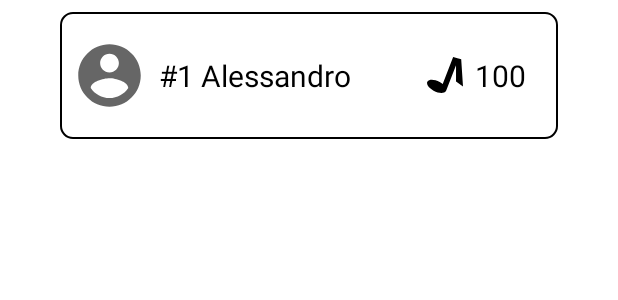
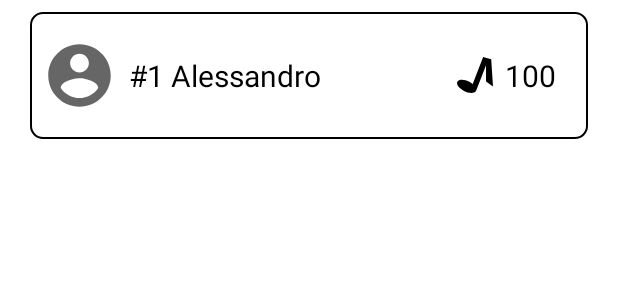
Before and after one commit to aledosreis/TCC-Colcheius, an Android app: the layout item_list_ranking.xml on its own in the app's theme, with its tools: preview values and no code run, on a phone screen of 412 x 824 dp. Shown: the top 300 px of the screen. Run offline under Robolectric (Android 15) with nearby library versions, the phone set to English and light mode, and no system bars.

Commit message:
Encurtando nome na tela de inicio - closes #28

```diff
--- a/app/src/main/java/com/tcc/colcheius/view/LessonsFragment.kt
+++ b/app/src/main/java/com/tcc/colcheius/view/LessonsFragment.kt
@@ -80,7 +80,7 @@ class LessonsFragment : Fragment() {
                 user = snapchot?.toObject(User::class.java)
                 userScore.text = user?.totalScore.toString()
                 userScore.setCompoundDrawablesWithIntrinsicBounds(R.drawable.ic_lesson, 0, 0, 0)
-                userGreetings.text = activity?.getString(R.string.hello_user, user?.userName)
+                userGreetings.text = activity?.getString(R.string.hello_user, user?.userName?.split(' ')?.get(0))
 
                 if (user?.profileImg != "")
                     Picasso.get().load(user?.profileImg).into(userImage)
--- a/app/src/main/res/layout/item_list_ranking.xml
+++ b/app/src/main/res/layout/item_list_ranking.xml
@@ -4,7 +4,7 @@
     xmlns:tools="http://schemas.android.com/tools"
     android:layout_width="match_parent"
     android:layout_height="wrap_content"
-    android:layout_marginHorizontal="40dp"
+    android:layout_marginHorizontal="20dp"
     android:layout_marginVertical="8dp"
     android:background="@drawable/item_background">
 
```
